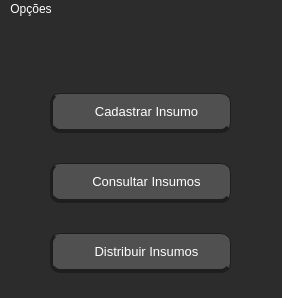
andersoncoutinho/Linguagem-de-Programacao-I, file Projeto 2/JanelaPrincipal.ui: the form before one commit.
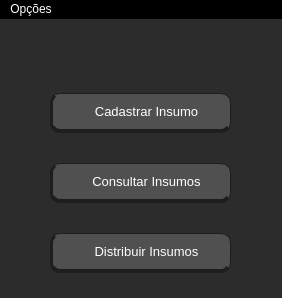
The form after the commit. Icons and pictures are not drawn.

Commit message: add logica janelaConsulta

```diff
--- a/Projeto 2/JanelaPrincipal.ui
+++ b/Projeto 2/JanelaPrincipal.ui
@@ -22,6 +22,13 @@
   <property name="windowTitle">
    <string>Controle de Estoque</string>
   </property>
+  <property name="windowIcon">
+   <iconset resource="Arquivo_de_Recursos.qrc">
+    <normaloff>:/icones/icones/brasil.png</normaloff>:/icones/icones/brasil.png</iconset>
+  </property>
+  <property name="autoFillBackground">
+   <bool>false</bool>
+  </property>
   <property name="styleSheet">
    <string notr="true">background-color: rgb(44, 44, 44);
 color: rgb(255, 255, 255);</string>
@@ -198,7 +205,10 @@
     <enum>Qt::NoFocus</enum>
    </property>
    <property name="styleSheet">
-    <string notr="true">QMenuBar::item:selected {
+    <string notr="true">QMenuBar{
+	background-color: rgb(0, 0, 0);
+}
+QMenuBar::item:selected {
 	background-color: rgb(0, 0, 255);
 }</string>
    </property>
```
Left out of the diff: 7 changed lines with no effect on the pictures. The commit also changes 19 other files.
